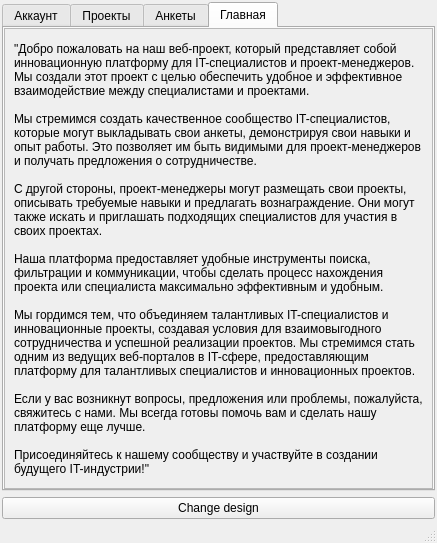
mr-Din/ItConnect, file MainWindow.ui: the form before one commit.
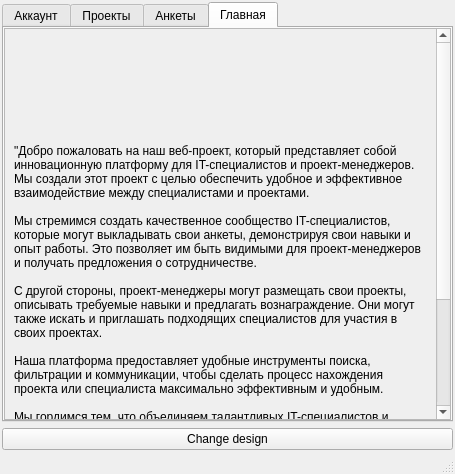
The form after the commit. The open tabs and pages were chosen to show the change.

```diff
--- a/MainWindow.ui
+++ b/MainWindow.ui
@@ -6,8 +6,8 @@
    <rect>
     <x>0</x>
     <y>0</y>
-    <width>437</width>
-    <height>543</height>
+    <width>455</width>
+    <height>474</height>
    </rect>
   </property>
   <property name="windowTitle">
@@ -415,8 +415,8 @@
             <rect>
              <x>0</x>
              <y>0</y>
-             <width>413</width>
-             <height>516</height>
+             <width>431</width>
+             <height>613</height>
             </rect>
            </property>
            <layout class="QGridLayout" name="gridLayout_8">
@@ -424,7 +424,7 @@
              <number>9</number>
             </property>
             <property name="topMargin">
-             <number>2</number>
+             <number>9</number>
             </property>
             <property name="rightMargin">
              <number>9</number>
@@ -432,7 +432,7 @@
             <property name="bottomMargin">
              <number>2</number>
             </property>
-            <item row="0" column="0">
+            <item row="1" column="0">
              <widget class="QLabel" name="lbl_description">
               <property name="sizePolicy">
                <sizepolicy hsizetype="Preferred" vsizetype="Preferred">
@@ -460,6 +460,22 @@
               </property>
              </widget>
             </item>
+            <item row="0" column="0">
+             <widget class="QLabel" name="lbl_logo">
+              <property name="minimumSize">
+               <size>
+                <width>0</width>
+                <height>100</height>
+               </size>
+              </property>
+              <property name="text">
+               <string/>
+              </property>
+              <property name="alignment">
+               <set>Qt::AlignCenter</set>
+              </property>
+             </widget>
+            </item>
            </layout>
           </widget>
          </widget>
```
Left out of the diff: 14 changed lines with no effect on the pictures.
